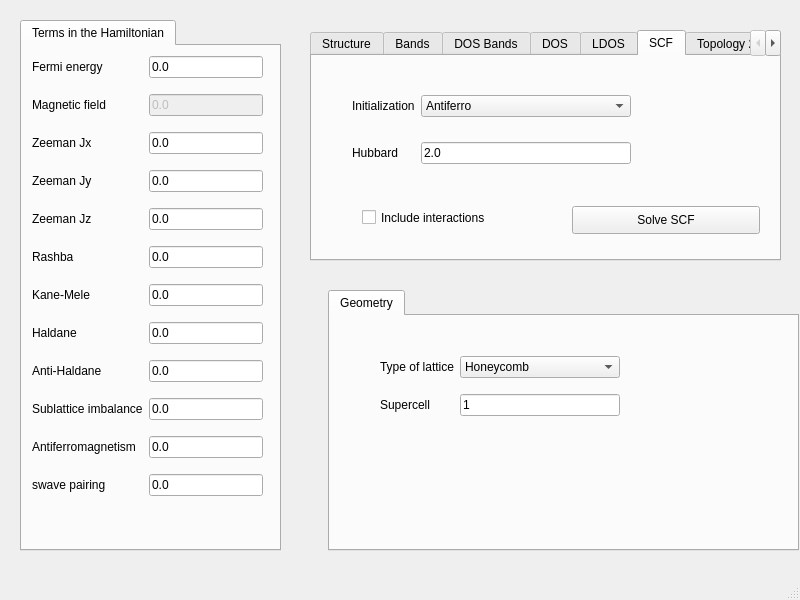
Old version of the form development/interface-pyqt/2d/interface.ui in the repository joselado/quantum-honeycomp.
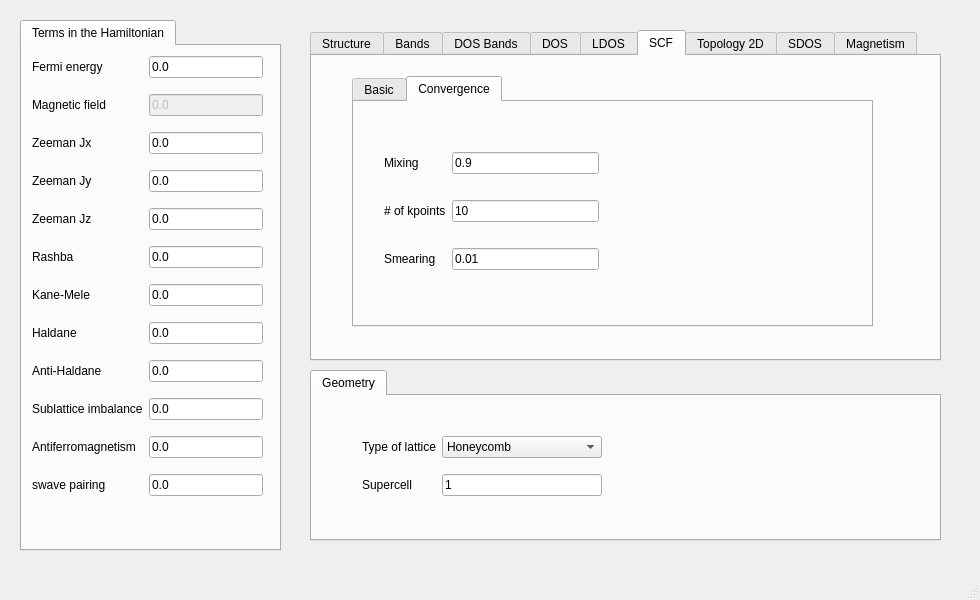
New version of the form. The open tabs and pages were chosen to show the change.

The edit to the form file:
```diff
--- a/development/interface-pyqt/2d/interface.ui
+++ b/development/interface-pyqt/2d/interface.ui
@@ -6,7 +6,7 @@
    <rect>
     <x>0</x>
     <y>0</y>
-    <width>800</width>
+    <width>980</width>
     <height>600</height>
    </rect>
   </property>
@@ -17,10 +17,10 @@
    <widget class="QTabWidget" name="tabWidget">
     <property name="geometry">
      <rect>
-      <x>328</x>
-      <y>290</y>
-      <width>471</width>
-      <height>261</height>
+      <x>310</x>
+      <y>370</y>
+      <width>631</width>
+      <height>171</height>
      </rect>
     </property>
     <property name="currentIndex">
@@ -312,8 +312,8 @@
      <rect>
       <x>310</x>
       <y>30</y>
-      <width>471</width>
-      <height>231</height>
+      <width>631</width>
+      <height>331</height>
      </rect>
     </property>
     <property name="currentIndex">
@@ -647,24 +647,27 @@
      <attribute name="title">
       <string>SCF</string>
      </attribute>
-     <widget class="QPushButton" name="initialize">
+     <widget class="QTabWidget" name="tabWidget_4">
       <property name="geometry">
        <rect>
-        <x>260</x>
-        <y>150</y>
-        <width>188</width>
-        <height>28</height>
+        <x>40</x>
+        <y>20</y>
+        <width>521</width>
+        <height>251</height>
        </rect>
       </property>
-      <property name="text">
-       <string>Solve SCF</string>
+      <property name="currentIndex">
+       <number>0</number>
       </property>
-     </widget>
+      <widget class="QWidget" name="tab_12">
+       <attribute name="title">
+        <string>Basic</string>
+       </attribute>
      <widget class="QWidget" name="gridLayoutWidget_10">
       <property name="geometry">
        <rect>
-        <x>40</x>
-        <y>20</y>
+          <x>90</x>
+          <y>40</y>
         <width>279</width>
         <height>109</height>
        </rect>
@@ -699,13 +702,6 @@
          </item>
         </widget>
        </item>
-       <item row="1" column="1">
-        <widget class="QLineEdit" name="lineEdit">
-         <property name="text">
-          <string>2.0</string>
-         </property>
-        </widget>
-       </item>
        <item row="0" column="0">
         <widget class="QLabel" name="label_22">
          <property name="text">
@@ -720,20 +716,101 @@
          </property>
         </widget>
        </item>
-      </layout>
-     </widget>
-     <widget class="QCheckBox" name="checkBox">
+         <item row="1" column="1">
+          <widget class="QLineEdit" name="hubbard">
+           <property name="text">
+            <string>2.0</string>
+           </property>
+          </widget>
+         </item>
+        </layout>
+       </widget>
+       <widget class="QCheckBox" name="do_scf">
       <property name="geometry">
        <rect>
-        <x>50</x>
-        <y>150</y>
+          <x>20</x>
+          <y>170</y>
         <width>179</width>
         <height>23</height>
        </rect>
       </property>
       <property name="text">
-       <string>Include interactions</string>
-      </property>
+         <string>Include mean field</string>
+        </property>
+       </widget>
+       <widget class="QPushButton" name="solve_scf">
+        <property name="geometry">
+         <rect>
+          <x>220</x>
+          <y>170</y>
+          <width>188</width>
+          <height>28</height>
+         </rect>
+        </property>
+        <property name="text">
+         <string>Solve SCF</string>
+        </property>
+       </widget>
+      </widget>
+      <widget class="QWidget" name="tab_11">
+       <attribute name="title">
+        <string>Convergence</string>
+       </attribute>
+       <widget class="QWidget" name="gridLayoutWidget_12">
+        <property name="geometry">
+         <rect>
+          <x>30</x>
+          <y>30</y>
+          <width>215</width>
+          <height>161</height>
+         </rect>
+        </property>
+        <layout class="QGridLayout" name="gridLayout_12">
+         <item row="0" column="0">
+          <widget class="QLabel" name="label_32">
+           <property name="text">
+            <string>Mixing</string>
+           </property>
+          </widget>
+         </item>
+         <item row="1" column="0">
+          <widget class="QLabel" name="label_2">
+           <property name="text">
+            <string># of kpoints</string>
+           </property>
+          </widget>
+         </item>
+         <item row="1" column="1">
+          <widget class="QLineEdit" name="nk_scf">
+           <property name="text">
+            <string>10</string>
+           </property>
+          </widget>
+         </item>
+         <item row="0" column="1">
+          <widget class="QLineEdit" name="mix_scf">
+           <property name="text">
+            <string>0.9</string>
+           </property>
+          </widget>
+         </item>
+         <item row="2" column="0">
+          <widget class="QLabel" name="label_33">
+           <property name="text">
+            <string>Smearing</string>
+           </property>
+          </widget>
+         </item>
+         <item row="2" column="1">
+          <widget class="QLineEdit" name="smearing_scf">
+           <property name="text">
+            <string>0.01</string>
+           </property>
+          </widget>
+         </item>
+        </layout>
+       </widget>
+      </widget>
      </widget>
     </widget>
     <widget class="QWidget" name="tab_10">
@@ -865,6 +942,24 @@
       </property>
      </widget>
     </widget>
+    <widget class="QWidget" name="tab_13">
+     <attribute name="title">
+      <string>Magnetism</string>
+     </attribute>
+     <widget class="QPushButton" name="show_magnetism">
+      <property name="geometry">
+       <rect>
+        <x>190</x>
+        <y>120</y>
+        <width>191</width>
+        <height>27</height>
+       </rect>
+      </property>
+      <property name="text">
+       <string>Show magnetism</string>
+      </property>
+     </widget>
+    </widget>
    </widget>
   </widget>
   <widget class="QMenuBar" name="menubar">
```
Left out of the diff: 6 changed lines with no effect on the pictures. Lines whose indentation alone changed are shown as unchanged.
